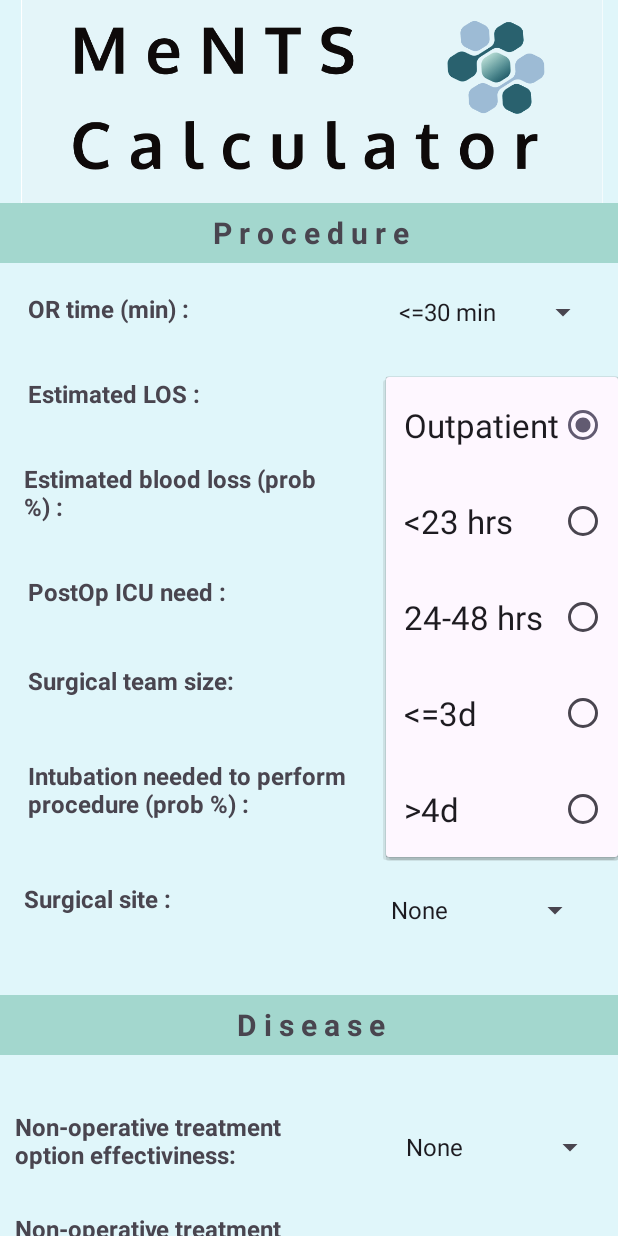
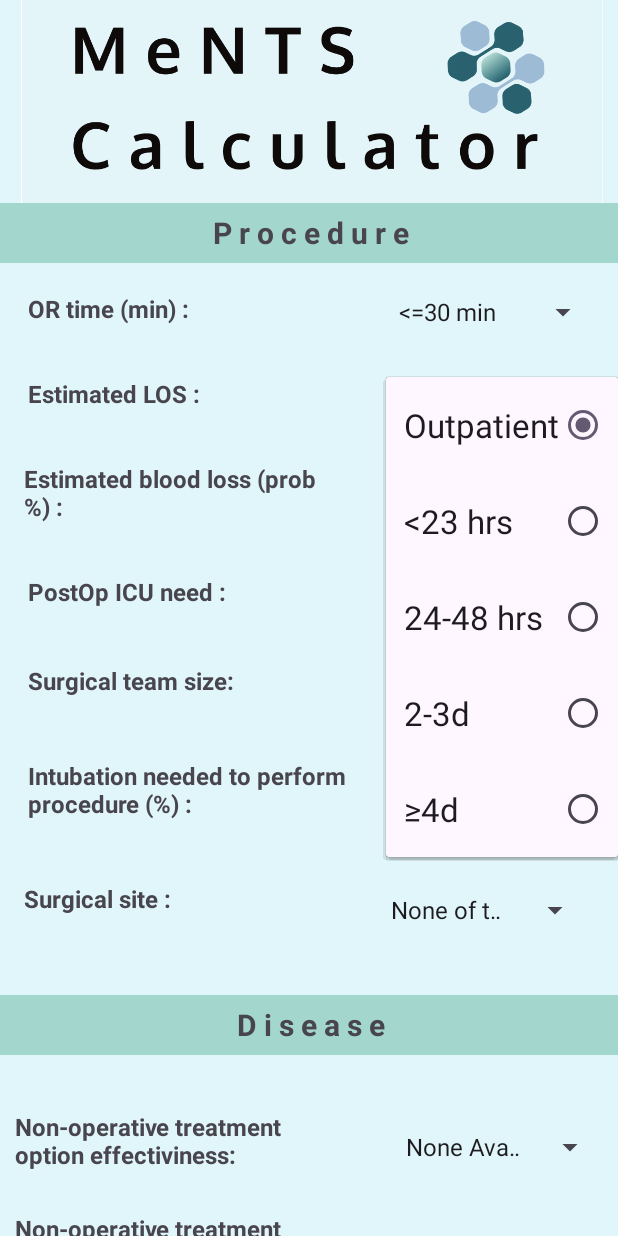
Before and after one commit to SofiaGoyesP/Proyecto-Mhealth, an Android app: the screen it shows after launch (MainActivity), after a tap on "Outpatient", on a phone screen of 412 x 824 dp. Run offline under Robolectric (Android 15) with nearby library versions, the phone set to English and light mode, and no system bars.

Commit message:
Versión final 2.0!!

```diff
--- a/app/src/main/java/com/example/proyectomhealth/MainActivity.java
+++ b/app/src/main/java/com/example/proyectomhealth/MainActivity.java
@@ -83,7 +83,7 @@ public class MainActivity extends AppCompatActivity {
             }
         });
 
-        String[] lista_pr1 = {"<=30 min", "31-60 min", "61-120 min", "121-180 min", ">=181 min"};
+        String[] lista_pr1 = {"<=30 min", "31-60 min", "61-120 min", "121-180 min", "≥181 min"};
         ArrayAdapter<String> adapter_pr1 = new ArrayAdapter<>(this, android.R.layout.simple_spinner_item, lista_pr1);
         adapter_pr1.setDropDownViewResource(android.R.layout.select_dialog_singlechoice);
         spinner_pr1.setAdapter(adapter_pr1);
@@ -107,7 +107,7 @@ public class MainActivity extends AppCompatActivity {
             }
         });
 
-        String[] lista_pr2 = {"Outpatient", "<23 hrs", "24-48 hrs", "<=3d", ">4d"};
+        String[] lista_pr2 = {"Outpatient", "<23 hrs", "24-48 hrs", "2-3d", "≥4d"};
         ArrayAdapter<String> adapter_pr2 = new ArrayAdapter<>(this, android.R.layout.simple_spinner_item, lista_pr2);
         adapter_pr2.setDropDownViewResource(android.R.layout.select_dialog_singlechoice);
         spinner_pr2.setAdapter(adapter_pr2);
@@ -129,7 +129,7 @@ public class MainActivity extends AppCompatActivity {
             }
         });
 
-        String[] lista_pr3 = {"Very Unlikely", "<5%", "5-10%", "11-25%", ">=25%"};
+        String[] lista_pr3 = {"Very Unlikely", "<5%", "5-10%", "11-25%", ">25%"};
         ArrayAdapter<String> adapter_pr3 = new ArrayAdapter<>(this, android.R.layout.simple_spinner_item, lista_pr3);
         adapter_pr3.setDropDownViewResource(android.R.layout.select_dialog_singlechoice);
         spinner_pr3.setAdapter(adapter_pr3);
@@ -150,7 +150,7 @@ public class MainActivity extends AppCompatActivity {
             }
         });
 
-        String[] lista_pr4 = {"<100cc", "101-250cc", "251-500cc", "501-750cc", ">=750cc"};
+        String[] lista_pr4 = {"<100cc", "101-250cc", "251-500cc", "501-750cc", "≥750cc"};
         ArrayAdapter<String> adapter_pr4 = new ArrayAdapter<>(this, android.R.layout.simple_spinner_item, lista_pr4);
         adapter_pr4.setDropDownViewResource(android.R.layout.select_dialog_singlechoice);
         spinner_pr4.setAdapter(adapter_pr4);
@@ -172,7 +172,7 @@ public class MainActivity extends AppCompatActivity {
             }
         });
 
-        String[] lista_pr5 = {"1", "2", "3", "4", "5"};
+        String[] lista_pr5 = {"1", "2", "3", "4", ">5"};
         ArrayAdapter<String> adapter_pr5 = new ArrayAdapter<>(this, android.R.layout.simple_spinner_item, lista_pr5);
         adapter_pr5.setDropDownViewResource(android.R.layout.select_dialog_singlechoice);
         spinner_pr5.setAdapter(adapter_pr5);
@@ -194,7 +194,7 @@ public class MainActivity extends AppCompatActivity {
             }
         });
 
-        String[] lista_pr6 = {"<=1", "1-5%", "6-10%", "11-25%", ">=25%"};
+        String[] lista_pr6 = {"≤1%", "1-5%", "6-10%", "11-25%", "≥25%"};
         ArrayAdapter<String> adapter_pr6 = new ArrayAdapter<>(this, android.R.layout.simple_spinner_item, lista_pr6);
         adapter_pr6.setDropDownViewResource(android.R.layout.select_dialog_singlechoice);
         spinner_pr6.setAdapter(adapter_pr6);
@@ -215,7 +215,7 @@ public class MainActivity extends AppCompatActivity {
             }
         });
 
-        String[] lista_pr7 = {"None", " MIS Surgery", "Infraumbilical", " Supraumbilical", "OHNS"};
+        String[] lista_pr7 = {"None of the following", "Abdominopelvic MIS Surgery", "Abdominopelvic Open surgery, Infraumbilical", "Abdominopelvic Open surgery, Supraumbilical", "OHNS/Upper GI/Thoracic"};
         ArrayAdapter<String> adapter_pr7 = new ArrayAdapter<>(this, android.R.layout.simple_spinner_item, lista_pr7);
         adapter_pr7.setDropDownViewResource(android.R.layout.select_dialog_singlechoice);
         spinner_pr7.setAdapter(adapter_pr7);
@@ -237,7 +237,7 @@ public class MainActivity extends AppCompatActivity {
             }
         });
 
-        String[] lista_d1 = {"None", "<40% ", "40-60%", " 60-95%", "available"};
+        String[] lista_d1 = {"None Available", "Available, <40% effective as surgery ", "Available, 40-60% effective as surgery", "Available, 60-95% effective as surgery", "Available equally effective"};
         ArrayAdapter<String> adapter_d1 = new ArrayAdapter<>(this, android.R.layout.simple_spinner_item, lista_d1);
         adapter_d1.setDropDownViewResource(android.R.layout.select_dialog_singlechoice);
         spinner_d1.setAdapter(adapter_d1);
@@ -259,7 +259,7 @@ public class MainActivity extends AppCompatActivity {
             }
         });
 
-        String[] lista_d2 = {"not applicable", "somewhat worse ", "Equivalent", " Somewhat better", "Significantly better"};
+        String[] lista_d2 = {"Significantly worse/ not applicable", "somewhat worse ", "Equivalent", " Somewhat better", "Significantly better"};
         ArrayAdapter<String> adapter_d2 = new ArrayAdapter<>(this, android.R.layout.simple_spinner_item, lista_d2);
         adapter_d2.setDropDownViewResource(android.R.layout.select_dialog_singlechoice);
         spinner_d2.setAdapter(adapter_d2);
@@ -368,7 +368,7 @@ public class MainActivity extends AppCompatActivity {
             }
         });
 
-        String[] lista_p1 = {"<20 years", " 21-40 years ", "41-50 years", " 51-65 years", ">65 years"};
+        String[] lista_p1 = {"<20 years old", " 21-40 years old ", "41-50 years old", " 51-65 years old", ">65 years old"};
         ArrayAdapter<String> adapter_p1 = new ArrayAdapter<>(this, android.R.layout.simple_spinner_item, lista_p1);
         adapter_p1.setDropDownViewResource(android.R.layout.select_dialog_singlechoice);
         spinner_p1.setAdapter(adapter_p1);
--- a/app/src/main/res/layout/activity_main.xml
+++ b/app/src/main/res/layout/activity_main.xml
@@ -189,7 +189,7 @@
             android:layout_height="49dp"
             android:layout_marginTop="508dp"
             android:layout_marginBottom="35dp"
-            android:text="Intubation needed to perform procedure (prob %) : "
+            android:text="Intubation needed to perform procedure (%) : "
 
             android:textSize="16sp"
             android:textStyle="bold"
```
